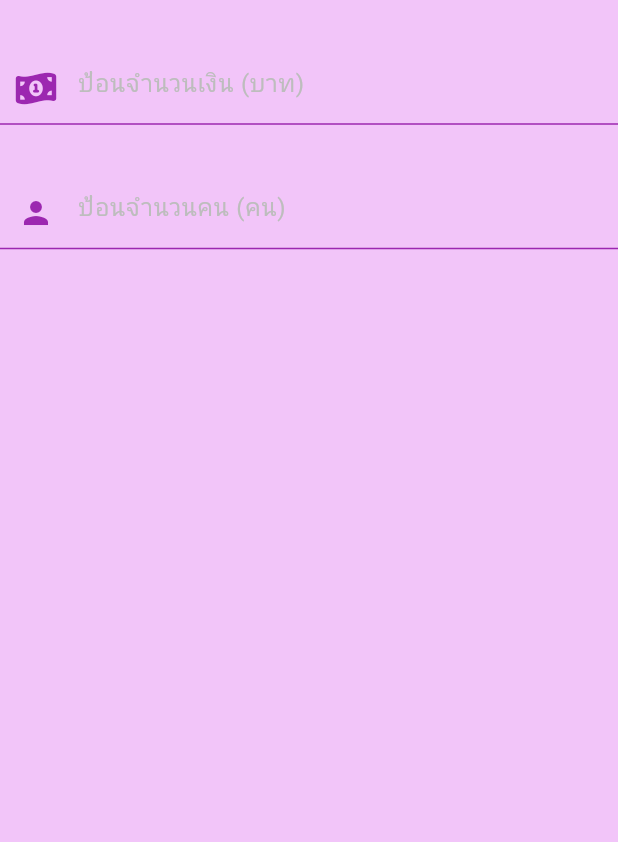
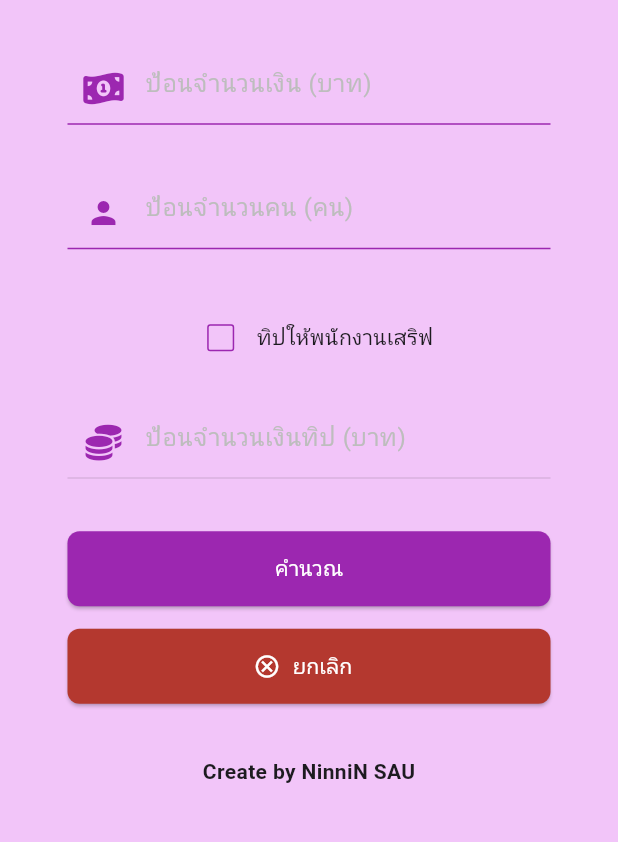
Before and after one commit to DanaiLathong/iot_thai_moneyshare_project, a Flutter app: the screen it shows after launch, on a phone screen of 412 x 824 dp, the part 375-1217 px from its top. Run offline on Flutter 3.47's test engine with Material 3 defaults, Android fonts, the phone set to English and light mode, and no system bars; our stand-ins replace font_awesome_flutter, google_fonts; Roboto replaces fonts that are missing (Kanit).

Commit message:
V.2 : Add SplashScreen and MoneyUi FINISHH!!!

```diff
--- a/lib/view/money_input_ui.dart
+++ b/lib/view/money_input_ui.dart
@@ -1,3 +1,5 @@
+// ignore_for_file: sort_child_properties_last
+
 import 'package:flutter/material.dart';
 import 'package:font_awesome_flutter/font_awesome_flutter.dart';
 
@@ -9,6 +11,9 @@ class MoneyInputUI extends StatefulWidget {
 }
 
 class _MoneyInputUIState extends State<MoneyInputUI> {
+  //ตัวแปรใช้กับ Checkbox
+  bool isTip = false;
+
   @override
   Widget build(BuildContext context) {
     return Scaffold(
@@ -24,6 +29,11 @@ class _MoneyInputUIState extends State<MoneyInputUI> {
         centerTitle: true,
       ),
       body: SingleChildScrollView(
+        child: Padding(
+          padding: EdgeInsets.only(
+            left: 45.0,
+            right: 45.0,
+          ),
           child: Center(
             child: Column(
               children: [
@@ -86,7 +96,122 @@ class _MoneyInputUIState extends State<MoneyInputUI> {
                     ),
                   ),
                 ),
+                SizedBox(
+                  height: 35.0,
+                ),
+                Row(
+                  mainAxisAlignment: MainAxisAlignment.center,
+                  children: [
+                    Checkbox(
+                      onChanged: (paramValue) {
+                        //จำไว้นะ โค้ดใดที่มีผลต่อการแสดงผล
+                        //ต้องเขียนอยู่ภายใต้ setState()
+                        setState(() {
+                          isTip = paramValue!;
+                        });
+                      },
+                      value: isTip,
+                      activeColor: Colors.purple,
+                      checkColor: Colors.white,
+                      side: BorderSide(
+                        color: Colors.purple,
+                      ),
+                    ),
+                    Text(
+                      'ทิปให้พนักงานเสริฟ',
+                    ),
                   ],
+                ),
+                SizedBox(
+                  height: 22.0,
+                ),
+                TextField(
+                  enabled: isTip,
+                  keyboardType: TextInputType.number,
+                  decoration: InputDecoration(
+                    focusedBorder: UnderlineInputBorder(
+                      borderSide: BorderSide(
+                        color: Colors.purple,
+                      ),
+                    ),
+                    enabledBorder: UnderlineInputBorder(
+                      borderSide: BorderSide(
+                        color: Colors.purple,
+                      ),
+                    ),
+                    prefixIcon: Icon(
+                      FontAwesomeIcons.coins,
+                      color: Colors.purple,
+                    ),
+                    hintText: 'ป้อนจำนวนเงินทิป (บาท)',
+                    hintStyle: TextStyle(
+                      color: Colors.grey[400],
+                    ),
+                  ),
+                ),
+                SizedBox(
+                  height: 35.0,
+                ),
+                ElevatedButton(
+                  onPressed: () {},
+                  child: Text(
+                    'คำนวณ',
+                    style: TextStyle(
+                      color: Colors.white,
+                    ),
+                  ),
+                  style: ElevatedButton.styleFrom(
+                    backgroundColor: Colors.purple,
+                    fixedSize: Size(
+                      MediaQuery.of(context).size.width,
+                      50.0,
+                    ),
+                    shape: RoundedRectangleBorder(
+                      borderRadius: BorderRadius.circular(
+                        8.0,
+                      ),
+                    ),
+                  ),
+                ),
+                SizedBox(
+                  height: 15.0,
+                ),
+                ElevatedButton.icon(
+                  onPressed: () {},
+                  icon: Icon(
+                    Icons.cancel_outlined,
+                    color: Colors.white,
+                  ),
+                  label: Text(
+                    'ยกเลิก',
+                    style: TextStyle(
+                      color: Colors.white,
+                    ),
+                  ),
+                  style: ElevatedButton.styleFrom(
+                    backgroundColor: const Color.fromARGB(255, 180, 56, 47),
+                    fixedSize: Size(
+                      MediaQuery.of(context).size.width,
+                      50.0,
+                    ),
+                    shape: RoundedRectangleBorder(
+                      borderRadius: BorderRadius.circular(
+                        8.0,
+                      ),
+                    ),
+                  ),
+                ),
+                SizedBox(
+                  height: 35.0,
+                ),
+                Text(
+                  'Create by NinniN SAU',
+                  style: TextStyle(
+                    fontWeight: FontWeight.bold,
+                  ),
+                ),
+              ],
+            ),
           ),
         ),
       ),
```
Lines whose indentation alone changed are shown as unchanged.
